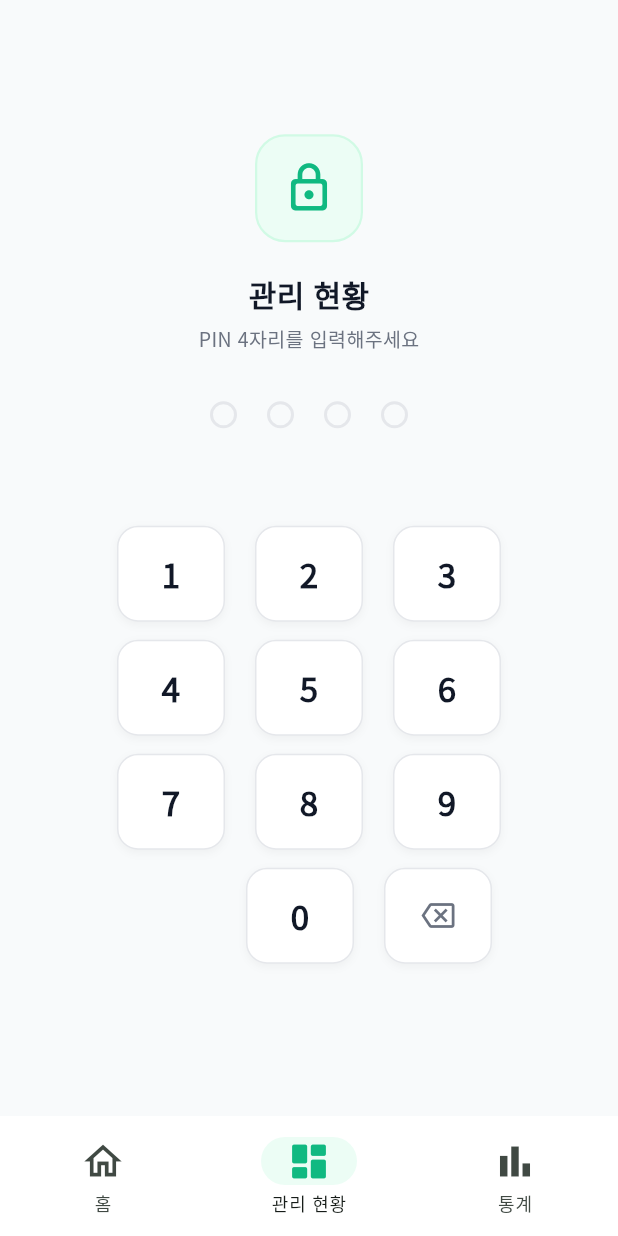
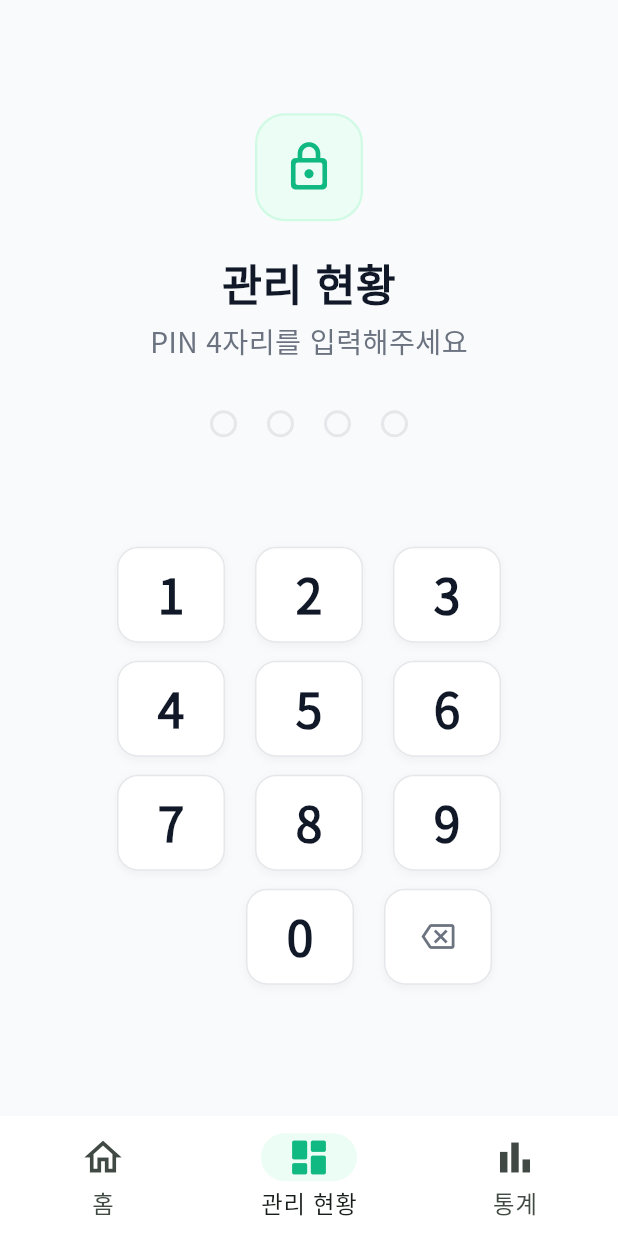
Before and after one commit to ait-maker/modem-install-form, a Flutter app: the screen it shows after launch, item 2 of the bottom bar chosen, on a phone screen of 412 x 824 dp. Run offline on Flutter 3.47's test engine with Material 3 defaults, Android fonts, the phone set to English and light mode, and no system bars; our stand-ins replace cloud_firestore, firebase_core, google_fonts, shared_preferences, web; missing offline and left inert: dart:js_interop; accounts and stored records are empty.

Commit message:
fix: 전역 textScaler 1.45 적용 (360px 이상 전 화면 한번에 확대)

```diff
--- a/lib/main.dart
+++ b/lib/main.dart
@@ -46,6 +46,17 @@ class ModemManagerApp extends StatelessWidget {
           Locale('en', 'US'),
         ],
         locale: const Locale('ko', 'KR'),
+        // ── 전역 텍스트 스케일: 360px 이상이면 1.45배 확대 ──
+        builder: (context, child) {
+          final w = MediaQuery.of(context).size.width;
+          final scale = w >= 360 ? 1.45 : 1.0;
+          return MediaQuery(
+            data: MediaQuery.of(context).copyWith(
+              textScaler: TextScaler.linear(scale),
+            ),
+            child: child!,
+          );
+        },
         home: const HomeScreen(),
       ),
     );
```
